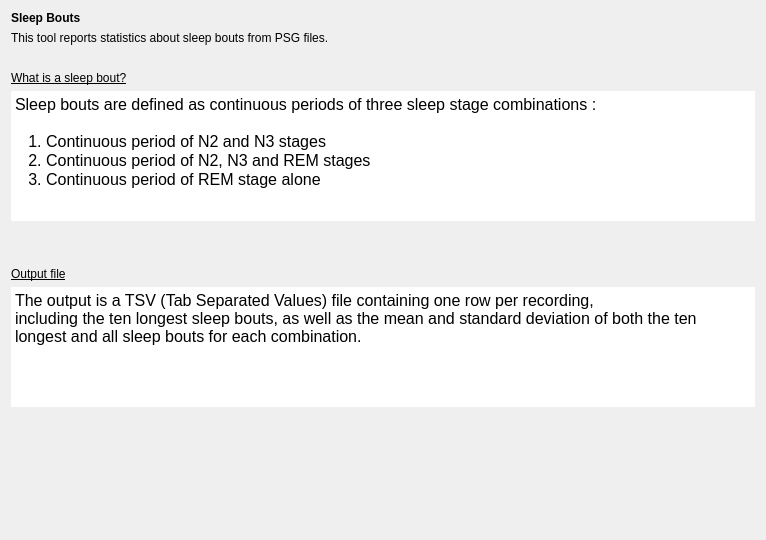
Qt form tools/CEAMSTools/SleepBouts/IntroStep/Ui_IntroStep.ui (SnoozToolbox/snooz-package-ceams) before a commit.
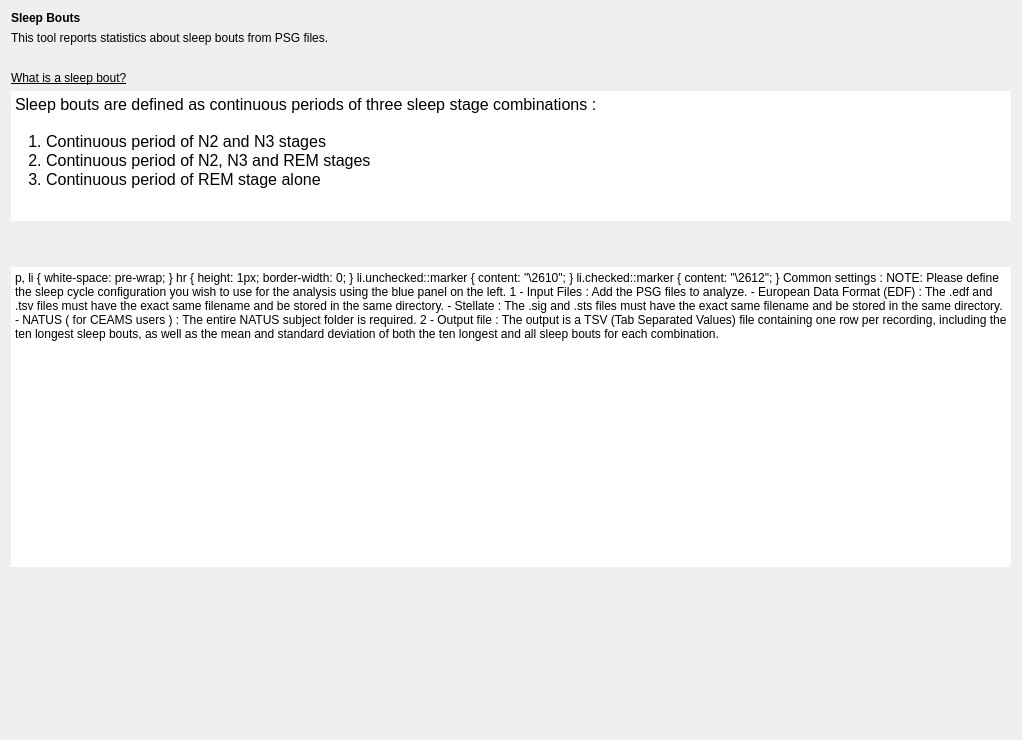
The same form after that commit.

What changed in the file:
```diff
--- a/tools/CEAMSTools/SleepBouts/IntroStep/Ui_IntroStep.ui
+++ b/tools/CEAMSTools/SleepBouts/IntroStep/Ui_IntroStep.ui
@@ -6,8 +6,8 @@
    <rect>
     <x>0</x>
     <y>0</y>
-    <width>766</width>
-    <height>540</height>
+    <width>1022</width>
+    <height>740</height>
    </rect>
   </property>
   <property name="windowTitle">
@@ -126,34 +126,16 @@
       </spacer>
      </item>
      <item>
-      <layout class="QVBoxLayout" name="verticalLayout_3">
-       <item>
-        <widget class="QLabel" name="label_6">
-         <property name="text">
-          <string>&lt;html&gt;&lt;head/&gt;&lt;body&gt;&lt;p&gt;&lt;span style=&quot; text-decoration: underline;&quot;&gt;Output file&lt;/span&gt;&lt;/p&gt;&lt;/body&gt;&lt;/html&gt;</string>
-         </property>
-        </widget>
-       </item>
-       <item>
-        <widget class="QTextEdit" name="textEdit">
-         <property name="maximumSize">
+      <widget class="QTextEdit" name="textEdit_3">
+       <property name="minimumSize">
           <size>
-           <width>16777215</width>
-           <height>120</height>
+         <width>0</width>
+         <height>300</height>
           </size>
          </property>
          <property name="frameShape">
           <enum>QFrame::Shape::NoFrame</enum>
          </property>
-         <property name="frameShadow">
-          <enum>QFrame::Shadow::Plain</enum>
-         </property>
-         <property name="lineWidth">
-          <number>0</number>
-         </property>
-         <property name="readOnly">
-          <bool>true</bool>
-         </property>
          <property name="html">
           <string>&lt;!DOCTYPE HTML PUBLIC &quot;-//W3C//DTD HTML 4.0//EN&quot; &quot;http://www.w3.org/TR/REC-html40/strict.dtd&quot;&gt;
 &lt;html&gt;&lt;head&gt;&lt;meta name=&quot;qrichtext&quot; content=&quot;1&quot; /&gt;&lt;meta charset=&quot;utf-8&quot; /&gt;&lt;style type=&quot;text/css&quot;&gt;
@@ -162,21 +144,36 @@
 li.unchecked::marker { content: &quot;\2610&quot;; }
 li.checked::marker { content: &quot;\2612&quot;; }
 &lt;/style&gt;&lt;/head&gt;&lt;body style=&quot; font-family:'Roboto'; font-size:12pt; font-weight:400; font-style:normal;&quot;&gt;
-&lt;p style=&quot; margin-top:0px; margin-bottom:13px; margin-left:0px; margin-right:0px; -qt-block-indent:0; text-indent:0px;&quot;&gt;The output is a TSV (Tab Separated Values) file containing one row per recording, &lt;br /&gt;including the ten longest sleep bouts, as well as the mean and standard deviation of both the ten longest and all sleep bouts for each combination. &lt;/p&gt;&lt;/body&gt;&lt;/html&gt;</string>
+&lt;p style=&quot; margin-top:0px; margin-bottom:0px; margin-left:0px; margin-right:0px; -qt-block-indent:0; text-indent:0px;&quot;&gt;&lt;span style=&quot; text-decoration: underline;&quot;&gt;Common settings :&lt;/span&gt; &lt;/p&gt;
+&lt;p style=&quot; margin-top:0px; margin-bottom:0px; margin-left:0px; margin-right:0px; -qt-block-indent:0; text-indent:0px;&quot;&gt;&lt;span style=&quot; font-weight:700; color:#ff0000;&quot;&gt;NOTE:&lt;/span&gt;&lt;span style=&quot; color:#ff0000;&quot;&gt; Please define the sleep cycle configuration you wish to use for the analysis using the blue panel on the left.&lt;/span&gt;&lt;/p&gt;
+&lt;p style=&quot;-qt-paragraph-type:empty; margin-top:0px; margin-bottom:0px; margin-left:0px; margin-right:0px; -qt-block-indent:0; text-indent:0px;&quot;&gt;&lt;br /&gt;&lt;/p&gt;
+&lt;p style=&quot; margin-top:0px; margin-bottom:0px; margin-left:0px; margin-right:0px; -qt-block-indent:0; text-indent:0px;&quot;&gt;&lt;span style=&quot; text-decoration: underline;&quot;&gt;1 - Input Files :&lt;/span&gt;&lt;/p&gt;
+&lt;p style=&quot; margin-top:0px; margin-bottom:0px; margin-left:0px; margin-right:0px; -qt-block-indent:0; text-indent:0px;&quot;&gt;Add the PSG files to analyze.&lt;/p&gt;
+&lt;p style=&quot; margin-top:0px; margin-bottom:0px; margin-left:0px; margin-right:0px; -qt-block-indent:0; text-indent:0px;&quot;&gt;&lt;span style=&quot; font-family:'Roboto-Regular';&quot;&gt;- European Data Format (EDF) : The .edf and .tsv files must have the exact same filename and be stored in the same directory.&lt;/span&gt;&lt;/p&gt;
+&lt;p style=&quot; margin-top:0px; margin-bottom:0px; margin-left:0px; margin-right:0px; -qt-block-indent:0; text-indent:0px;&quot;&gt;&lt;span style=&quot; font-family:'Roboto-Regular';&quot;&gt;- Stellate : The .sig and .sts files must have the exact same filename and be stored in the same directory.&lt;/span&gt;&lt;/p&gt;
+&lt;p style=&quot; margin-top:0px; margin-bottom:0px; margin-left:0px; margin-right:0px; -qt-block-indent:0; text-indent:0px;&quot;&gt;&lt;span style=&quot; font-family:'Roboto-Regular';&quot;&gt;- NATUS (&lt;/span&gt;&lt;span style=&quot; font-family:'Roboto-Regular'; font-style:italic;&quot;&gt;for CEAMS users&lt;/span&gt;&lt;span style=&quot; font-family:'Roboto-Regular';&quot;&gt;) : &lt;/span&gt;&lt;span style=&quot; font-family:'MS Shell Dlg 2';&quot;&gt; The entire NATUS subject folder is required.&lt;/span&gt;&lt;/p&gt;
+&lt;p style=&quot;-qt-paragraph-type:empty; margin-top:0px; margin-bottom:0px; margin-left:0px; margin-right:0px; -qt-block-indent:0; text-indent:0px;&quot;&gt;&lt;br /&gt;&lt;/p&gt;
+&lt;p style=&quot; margin-top:0px; margin-bottom:0px; margin-left:0px; margin-right:0px; -qt-block-indent:0; text-indent:0px;&quot;&gt;&lt;span style=&quot; text-decoration: underline;&quot;&gt;2 - Output file :&lt;/span&gt; &lt;/p&gt;
+&lt;p style=&quot; margin-top:0px; margin-bottom:0px; margin-left:0px; margin-right:0px; -qt-block-indent:0; text-indent:0px;&quot;&gt;The output is a TSV (Tab Separated Values) file containing one row per recording, including the ten longest sleep bouts, &lt;/p&gt;
+&lt;p style=&quot; margin-top:0px; margin-bottom:0px; margin-left:0px; margin-right:0px; -qt-block-indent:0; text-indent:0px;&quot;&gt;as well as the mean and standard deviation of both the ten longest and all sleep bouts for each combination. &lt;/p&gt;&lt;/body&gt;&lt;/html&gt;</string>
          </property>
         </widget>
        </item>
-      </layout>
+     <item>
+      <layout class="QVBoxLayout" name="verticalLayout_3"/>
      </item>
      <item>
       <spacer name="verticalSpacer_3">
        <property name="orientation">
         <enum>Qt::Orientation::Vertical</enum>
        </property>
+       <property name="sizeType">
+        <enum>QSizePolicy::Policy::Expanding</enum>
+       </property>
        <property name="sizeHint" stdset="0">
         <size>
          <width>20</width>
-         <height>40</height>
+         <height>10</height>
         </size>
        </property>
       </spacer>
```
Lines whose indentation alone changed are shown as unchanged.
